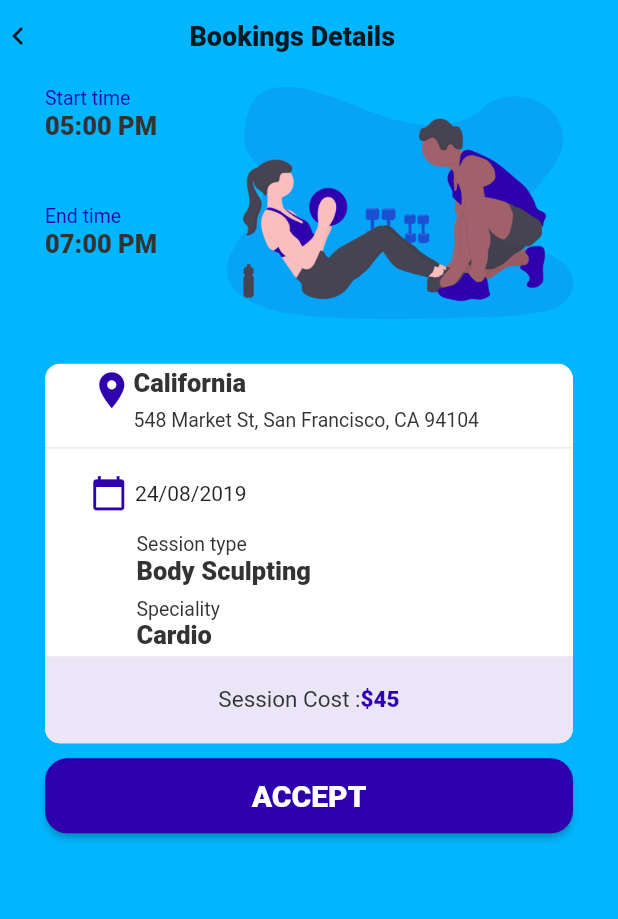
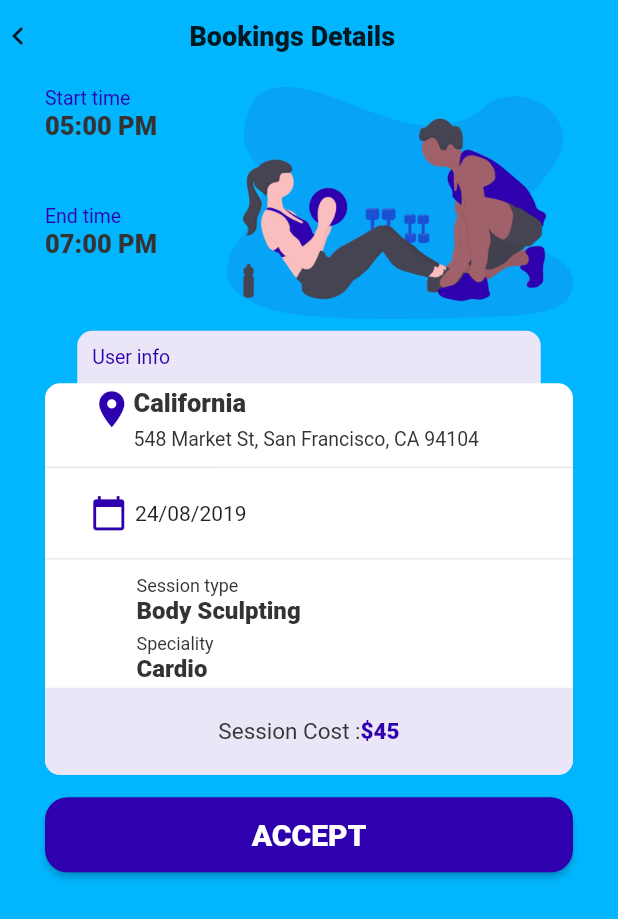
Before and after one commit to Micheduc25/zing-fitness-trainer, a Flutter app: the screen it shows after launch, on a phone screen of 412 x 824 dp. Shown: the top 919 px of the screen. Run offline on Flutter 3.47's test engine with Material 2 defaults, Android fonts, the phone set to English and light mode, and no system bars.

Commit message:
completed the bookingsdetail page and made some corrections

```diff
--- a/lib/components/infoCard.dart
+++ b/lib/components/infoCard.dart
@@ -1,6 +1,5 @@
 import 'package:flutter/material.dart';
 import 'package:zing_fitnes_trainer/utils/myColors.dart';
-import 'package:zing_fitnes_trainer/components/button.dart';
 
 class InfoCard extends StatelessWidget {
   InfoCard({Key key}) : super(key: key);
@@ -11,7 +10,9 @@ class InfoCard extends StatelessWidget {
     return Stack(
       alignment: Alignment.bottomCenter,
       children: <Widget>[
-        Container(
+        Positioned(
+          top: 0,
+          child: Container(
             decoration: BoxDecoration(
                 color: colors.gray,
                 borderRadius: BorderRadius.all(Radius.circular(10))),
@@ -20,8 +21,9 @@ class InfoCard extends StatelessWidget {
             child: Text("User info",
                 style: TextStyle(color: colors.deepBlue, fontSize: 13)),
           ),
+        ),
         Transform.translate(
-          offset: Offset(0, 30),
+          offset: Offset(0, 35),
           child: Container(
             decoration: BoxDecoration(
                 color: colors.white,
@@ -50,10 +52,11 @@ class InfoCard extends StatelessWidget {
                       Padding(
                         padding: const EdgeInsets.only(left: 5),
                         child: Text("24/08/2019"),
-                      )
+                      ),
                     ],
                   ),
                 ),
+                Divider(),
                 otherInfo("Session type", "Body Sculpting"),
                 otherInfo("Speciality", "Cardio"),
                 Container(
@@ -87,7 +90,7 @@ class InfoCard extends StatelessWidget {
 }
 
 Widget _cardListItem(
-    {Widget leading = null, String title = "", String subtitle = ""}) {
+    {Widget leading, String title = "", String subtitle = ""}) {
   return Container(
       padding: EdgeInsets.symmetric(horizontal: 30, vertical: 3),
       child: Row(
@@ -125,15 +128,15 @@ Widget otherInfo(title, content) {
   return Container(
     alignment: Alignment.centerLeft,
     margin: EdgeInsets.only(left: 61),
-    padding: EdgeInsets.symmetric(vertical: 4),
+    padding: EdgeInsets.symmetric(vertical: 3),
     child: Column(
       crossAxisAlignment: CrossAxisAlignment.start,
       children: <Widget>[
         Text(title,
-            style: TextStyle(fontSize: 13, color: MyColors().textBlack)),
+            style: TextStyle(fontSize: 12, color: MyColors().textBlack)),
         Text(content,
             style: TextStyle(
-                fontSize: 17,
+                fontSize: 16,
                 fontWeight: FontWeight.w900,
                 color: MyColors().textBlack))
       ],
--- a/lib/main.dart
+++ b/lib/main.dart
@@ -1,7 +1,5 @@
 import 'package:flutter/material.dart';
 import 'package:zing_fitnes_trainer/screens/bookingsDetail/bookingsDetail.dart';
-
-import 'package:zing_fitnes_trainer/screens/bookings_active/bookings_active.dart';
 
 void main() => runApp(MyApp());
 
--- a/lib/screens/bookingsDetail/bookingsDetail.dart
+++ b/lib/screens/bookingsDetail/bookingsDetail.dart
@@ -64,17 +64,17 @@ class InfoPages extends StatelessWidget {
 }
 
 class InfoPagesBody extends StatelessWidget {
-  var paramTitle1;
+  final paramTitle1;
 
-  var paramTitle2;
+  final paramTitle2;
 
-  var paramValue1;
+  final paramValue1;
 
-  var paramValue2;
+  final paramValue2;
 
-  var cardTitle;
+  final cardTitle;
 
-  var card;
+  final card;
 
   InfoPagesBody(
       {Key key,
@@ -95,6 +95,8 @@ class InfoPagesBody extends StatelessWidget {
         child: Column(
           children: <Widget>[
             IntrinsicHeight(
+              child: Padding(
+                padding: const EdgeInsets.only(bottom: 8),
                 child: Row(
                   mainAxisAlignment: MainAxisAlignment.spaceBetween,
                   children: <Widget>[
@@ -149,9 +151,10 @@ class InfoPagesBody extends StatelessWidget {
                   ],
                 ),
               ),
+            ),
             InfoCard(),
             Padding(
-              padding: const EdgeInsets.only(top: 40),
+              padding: const EdgeInsets.only(top: 50),
               child: Button(text: "ACCEPT"),
             )
           ],
```
Also changed, not shown: lib/providers/login_SignUpProvider.dart (+5 -6 lines), lib/screens/Login_SignUp/login_signUp.dart (+19 -30 lines), lib/screens/Login_SignUp/modules/SignUp.dart (+66 -69 lines). Lines whose indentation alone changed are shown as unchanged.
